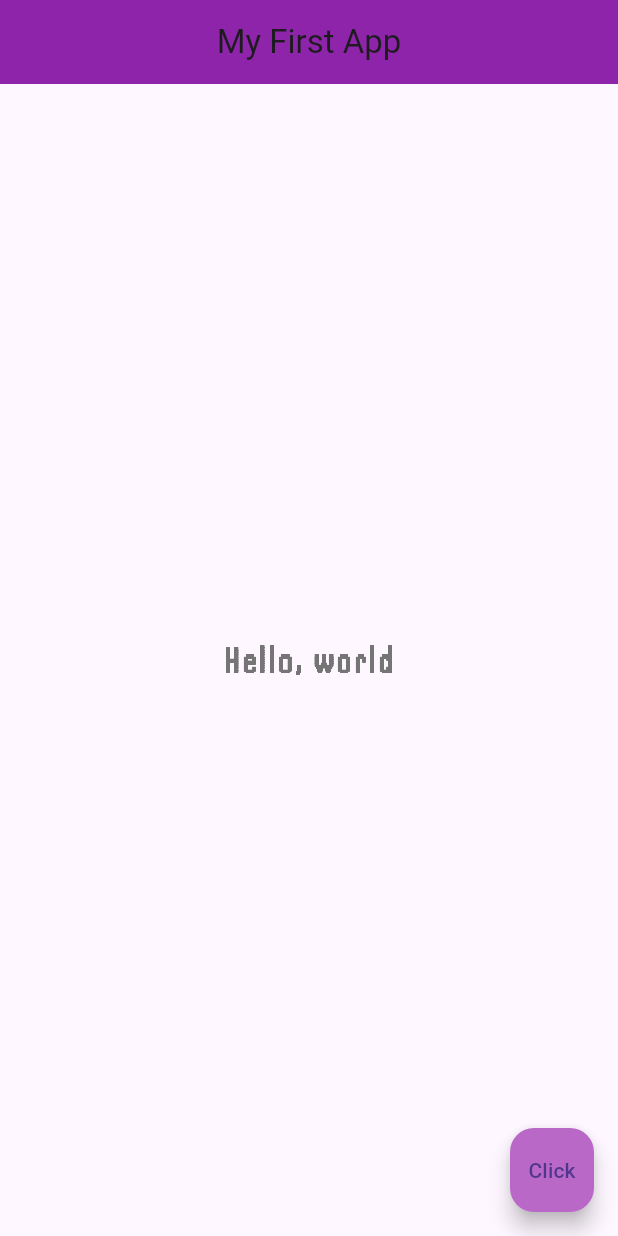
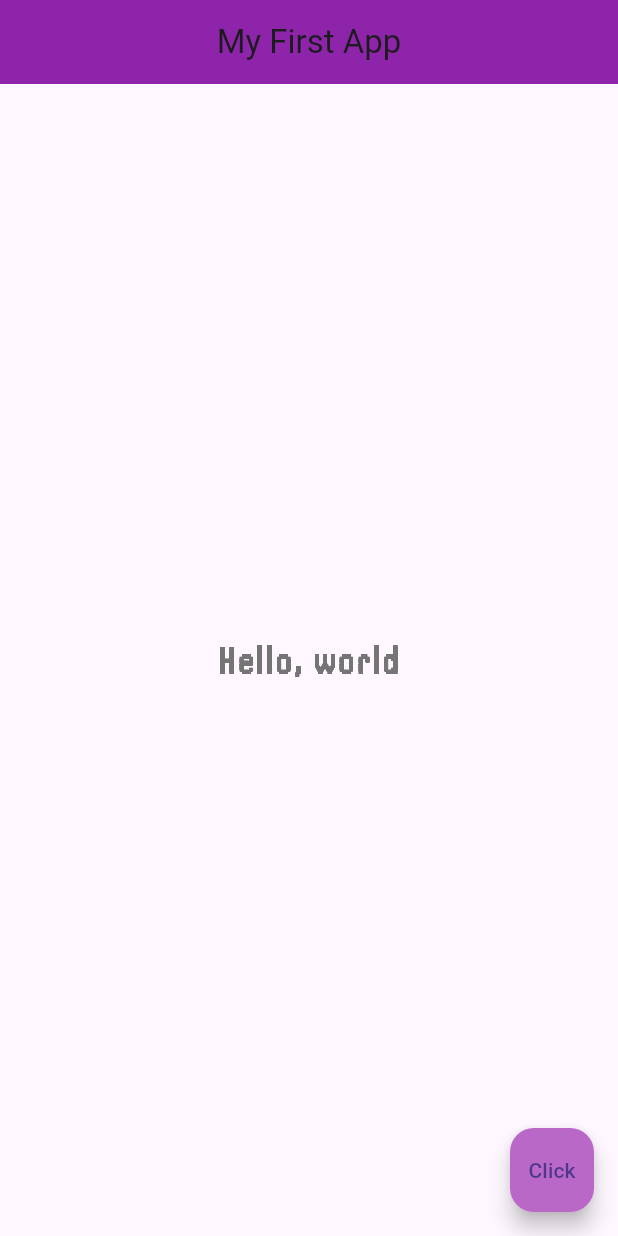
Before and after one commit to jono-rams/LearningFlutter, a Flutter app: the screen it shows after launch, on a phone screen of 412 x 824 dp. Run offline on Flutter 3.47's test engine with Material 3 defaults, Android fonts, the phone set to English and light mode, and no system bars.

```diff
--- a/lib/main.dart
+++ b/lib/main.dart
@@ -2,7 +2,14 @@ import 'package:flutter/material.dart';
 
 void main() {
   runApp(MaterialApp(
-    home: Scaffold(
+    home: Home(),
+  ));
+}
+
+class Home extends StatelessWidget {
+  @override
+  Widget build(BuildContext context) {
+    return Scaffold(
       appBar: AppBar(
         backgroundColor: Colors.purple[600],
         title: const Text('My First App'),
@@ -12,7 +19,7 @@ void main() {
           child: Text(
             'Hello, world',
             style: TextStyle(
-              fontSize: 24,
+              fontSize: 26,
               fontWeight: FontWeight.bold,
               letterSpacing: 2.0,
               color: Colors.grey[600],
@@ -25,6 +32,6 @@ void main() {
         backgroundColor: Colors.purple[300],
         child: const Text('Click'),
       ),
-    ),
-  ));
+    );
+  }
 }
```
